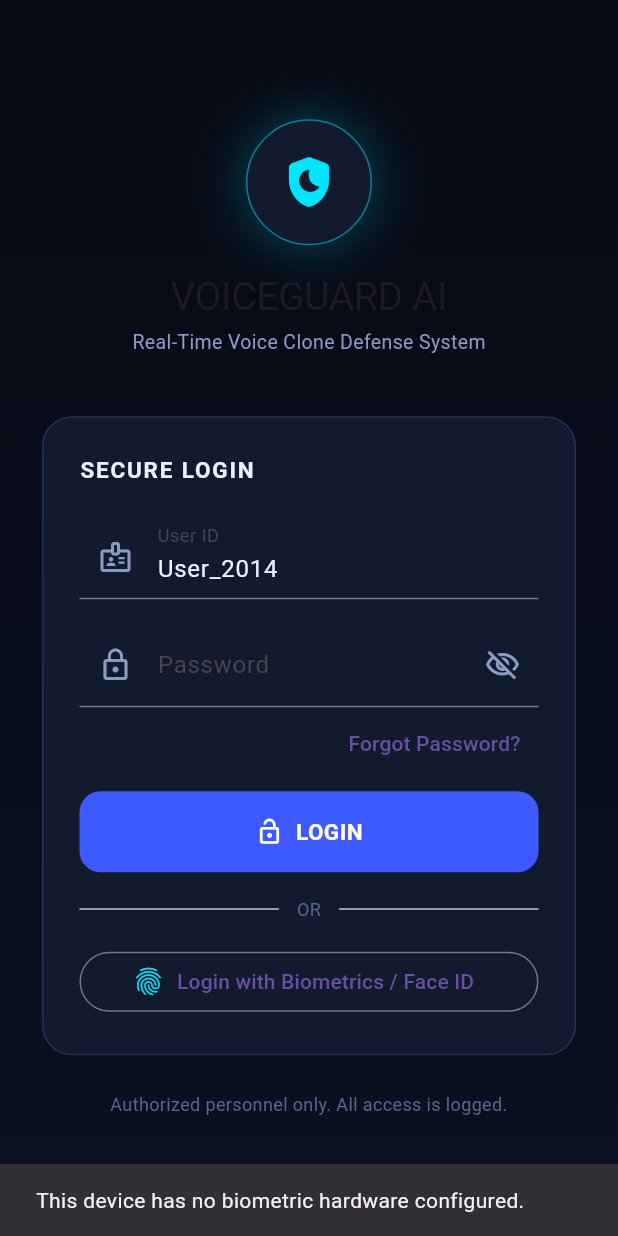
After one commit to Botnikkk/voiceguard, a Flutter app: the LoginScreen screen opened directly, after a tap on "Login with Biometrics / Face ID", on a phone screen of 412 x 824 dp. The commit adds this screen. Run offline on Flutter 3.47's test engine with Material 3 defaults, Android fonts, the phone set to English and light mode, and no system bars; our stand-ins replace flutter_riverpod, google_fonts, local_auth.

Commit message:
Added themes, login page and fingerprint auth

```diff
--- /dev/null
+++ b/lib/core/constants/app_constants.dart
@@ -0,0 +1,10 @@
+class AppConstants {
+  AppConstants._();
+
+  static const String appName = 'VoiceGuard AI';
+  static const String appTagline = 'Real-Time Voice Clone Defense';
+
+  // Risk thresholds (0.0 - 1.0)
+  static const double safeThreshold = 0.4;
+  static const double cautionThreshold = 0.7;
+}
--- /dev/null
+++ b/lib/core/theme/app_colors.dart
@@ -0,0 +1,49 @@
+import 'package:flutter/material.dart';
+
+/// Central color palette for the "VoiceGuard" cybersecurity aesthetic.
+/// Deep blues + near-black backgrounds, neon green for safe/verified states,
+/// harsh red for danger/flagged states, amber for caution/uncertain states.
+class AppColors {
+  AppColors._();
+
+  // Backgrounds
+  static const Color bgDeepest = Color(0xFF060A14); // near-black navy
+  static const Color bgPrimary = Color(0xFF0B1120); // main scaffold bg
+  static const Color bgSurface = Color(0xFF121A2E); // cards / surfaces
+  static const Color bgSurfaceElevated = Color(0xFF1A2440); // raised cards
+  static const Color bgInputField = Color(0xFF141D33);
+
+  // Borders / dividers
+  static const Color border = Color(0xFF243055);
+  static const Color borderFocused = Color(0xFF3D5AFE);
+
+  // Brand / accent
+  static const Color accentBlue = Color(0xFF3D5AFE);
+  static const Color accentCyan = Color(0xFF00E5FF);
+
+  // Status colors
+  static const Color safeGreen = Color(0xFF00FF9C); // neon green
+  static const Color safeGreenDim = Color(0xFF0B3D2E);
+  static const Color cautionAmber = Color(0xFFFFC400);
+  static const Color dangerRed = Color(0xFFFF3B3B); // harsh red
+  static const Color dangerRedDim = Color(0xFF3D0B0B);
+
+  // Text
+  static const Color textPrimary = Color(0xFFEAF0FF);
+  static const Color textSecondary = Color(0xFF8C9BC4);
+  static const Color textMuted = Color(0xFF5A6690);
+
+  /// Returns a status color for a given AI risk score (0.0 - 1.0).
+  static Color riskColor(double score) {
+    if (score < 0.4) return safeGreen;
+    if (score < 0.7) return cautionAmber;
+    return dangerRed;
+  }
+
+  /// Gradient used behind hero / status elements.
+  static const LinearGradient bgGradient = LinearGradient(
+    begin: Alignment.topCenter,
+    end: Alignment.bottomCenter,
+    colors: [bgDeepest, bgPrimary],
+  );
+}
--- /dev/null
+++ b/lib/core/widgets/custom_button.dart
@@ -0,0 +1,89 @@
+import 'package:flutter/material.dart';
+import '../theme/app_colors.dart';
+
+enum ButtonVariant { primary, danger, safe, outline }
+
+class CustomButton extends StatelessWidget {
+  final String label;
+  final IconData? icon;
+  final VoidCallback? onPressed;
+  final ButtonVariant variant;
+  final bool isLoading;
+  final double height;
+
+  const CustomButton({
+    super.key,
+    required this.label,
+    this.icon,
+    required this.onPressed,
+    this.variant = ButtonVariant.primary,
+    this.isLoading = false,
+    this.height = 54,
+  });
+
+  Color get _bgColor {
+    switch (variant) {
+      case ButtonVariant.primary:
+        return AppColors.accentBlue;
+      case ButtonVariant.danger:
+        return AppColors.dangerRed;
+      case ButtonVariant.safe:
+        return AppColors.safeGreen;
+      case ButtonVariant.outline:
+        return Colors.transparent;
+    }
+  }
+
+  Color get _fgColor {
+    if (variant == ButtonVariant.outline) return AppColors.textPrimary;
+    if (variant == ButtonVariant.safe) return AppColors.bgDeepest;
+    return Colors.white;
+  }
+
+  @override
+  Widget build(BuildContext context) {
+    final child = isLoading
+        ? SizedBox(
+            height: 20,
+            width: 20,
+            child: CircularProgressIndicator(strokeWidth: 2.4, color: _fgColor),
+          )
+        : Row(
+            mainAxisAlignment: MainAxisAlignment.center,
+            children: [
+              if (icon != null) ...[
+                Icon(icon, size: 19, color: _fgColor),
+                const SizedBox(width: 8),
+              ],
+              Text(
+                label,
+                style: TextStyle(
+                  color: _fgColor,
+                  fontWeight: FontWeight.w700,
+                  fontSize: 15,
+                  letterSpacing: 0.3,
+                ),
+              ),
+            ],
+          );
+
+    return SizedBox(
+      height: height,
+      width: double.infinity,
+      child: ElevatedButton(
+        onPressed: isLoading ? null : onPressed,
+        style: ElevatedButton.styleFrom(
+          backgroundColor: _bgColor,
+          elevation: 0,
+          shape: RoundedRectangleBorder(
+            borderRadius: BorderRadius.circular(14),
+            side: variant == ButtonVariant.outline
+                ? const BorderSide(color: AppColors.border)
+                : BorderSide.none,
+          ),
+        ),
+        child: child,
+      ),
+    );
+  }
+}
--- /dev/null
+++ b/lib/features/auth/providers/auth_provider.dart
@@ -0,0 +1,93 @@
+import 'package:flutter/services.dart';
+import 'package:flutter_riverpod/flutter_riverpod.dart';
+import 'package:local_auth/local_auth.dart';
+import 'package:local_auth/error_codes.dart' as auth_error;
+
+enum AuthStatus { idle, loading, authenticated, error }
+
+class AuthState {
+  final AuthStatus status;
+  final String? errorMessage;
+
+  const AuthState({this.status = AuthStatus.idle, this.errorMessage});
+
+  AuthState copyWith({AuthStatus? status, String? errorMessage}) {
+    return AuthState(status: status ?? this.status, errorMessage: errorMessage);
+  }
+}
+
+/// Auth controller. Login is still mocked,
+/// fingerprint / Face ID prompt via `local_auth`.
+class AuthController extends StateNotifier<AuthState> {
+  final LocalAuthentication _localAuth = LocalAuthentication();
+
+  AuthController() : super(const AuthState());
+
+  Future<void> login(String userId, String password) async {
+    state = state.copyWith(status: AuthStatus.loading);
+    await Future.delayed(const Duration(milliseconds: 900)); // mock network
+
+    if (userId.trim().isEmpty || password.trim().isEmpty) {
+      state = state.copyWith(
+        status: AuthStatus.error,
+        errorMessage: 'Please enter both User ID and Password.',
+      );
+      return;
+    }
+
+    // Dummy success path for demo purposes — replace with your real API call.
+    state = state.copyWith(status: AuthStatus.authenticated);
+  }
+
+  /// Triggers the phone's native biometric prompt.
+  Future<void> loginWithBiometrics() async {
+    state = state.copyWith(status: AuthStatus.loading);
+
+    try {
+      final bool canCheck = await _localAuth.canCheckBiometrics;
+      final bool isSupported = await _localAuth.isDeviceSupported();
+
+      if (!canCheck && !isSupported) {
+        state = state.copyWith(
+          status: AuthStatus.error,
+          errorMessage: 'This device has no biometric hardware configured.',
+        );
+        return;
+      }
+
+      final bool didAuthenticate = await _localAuth.authenticate(
+        localizedReason: 'Authenticate to access VoiceGuard AI',
+        options: const AuthenticationOptions(
+          biometricOnly: false, // allow PIN/pattern fallback too
+          stickyAuth: true, // survives brief app backgrounding mid-prompt
+        ),
+      );
+
+      if (didAuthenticate) {
+        state = state.copyWith(status: AuthStatus.authenticated);
+      } else {
+        state = state.copyWith(status: AuthStatus.idle);
+      }
+    } on PlatformException catch (e) {
+      String message = 'Biometric authentication failed.';
+      if (e.code == auth_error.notAvailable) {
+        message = 'Biometric authentication is not available on this device.';
+      } else if (e.code == auth_error.notEnrolled) {
+        message =
+            'No fingerprint or face enrolled. Add one in device settings.';
+      } else if (e.code == auth_error.lockedOut ||
+          e.code == auth_error.permanentlyLockedOut) {
+        message = 'Too many attempts. Biometric login is temporarily locked.';
+      }
+      state = state.copyWith(status: AuthStatus.error, errorMessage: message);
+    }
+  }
+
+  void logout() {
+    state = const AuthState();
+  }
+}
+
+final authProvider = StateNotifierProvider<AuthController, AuthState>(
+  (ref) => AuthController(),
+);
--- /dev/null
+++ b/lib/features/auth/screens/login_screen.dart
@@ -0,0 +1,187 @@
+import 'package:flutter/material.dart';
+import 'package:flutter_riverpod/flutter_riverpod.dart';
+import '../../../../core/theme/app_colors.dart';
+import '../../../../core/widgets/custom_button.dart';
+import '../providers/auth_provider.dart';
+
+class LoginScreen extends ConsumerStatefulWidget {
+  const LoginScreen({super.key});
+
+  @override
+  ConsumerState<LoginScreen> createState() => _LoginScreenState();
+}
+
+class _LoginScreenState extends ConsumerState<LoginScreen> {
+  final _userIdController = TextEditingController(text: 'User_2014');
+  final _passwordController = TextEditingController();
+  bool _obscurePassword = true;
+
+  @override
+  void dispose() {
+    _userIdController.dispose();
+    _passwordController.dispose();
+    super.dispose();
+  }
+
+  void _handleAuthState(AuthState? prev, AuthState next) {
+    if (next.status == AuthStatus.authenticated) {
+      Navigator.of(context).pushReplacement(
+        MaterialPageRoute(builder: (_) => const Placeholder()),
+      );
+    } else if (next.status == AuthStatus.error && next.errorMessage != null) {
+      ScaffoldMessenger.of(context).showSnackBar(
+        SnackBar(content: Text(next.errorMessage!)),
+      );
+    }
+  }
+
+  @override
+  Widget build(BuildContext context) {
+    ref.listen<AuthState>(authProvider, _handleAuthState);
+    final authState = ref.watch(authProvider);
+    final isLoading = authState.status == AuthStatus.loading;
+
+    return Scaffold(
+      body: Container(
+        decoration: const BoxDecoration(gradient: AppColors.bgGradient),
+        child: SafeArea(
+          child: Center(
+            child: SingleChildScrollView(
+              padding: const EdgeInsets.symmetric(horizontal: 28),
+              child: Column(
+                mainAxisSize: MainAxisSize.min,
+                crossAxisAlignment: CrossAxisAlignment.stretch,
+                children: [
+                  _buildBrandHeader(context),
+                  const SizedBox(height: 40),
+                  _buildFormCard(isLoading),
+                  const SizedBox(height: 24),
+                  const Text(
+                    'Authorized personnel only. All access is logged.',
+                    textAlign: TextAlign.center,
+                    style: TextStyle(color: AppColors.textMuted, fontSize: 12),
+                  ),
+                ],
+              ),
+            ),
+          ),
+        ),
+      ),
+    );
+  }
+
+  Widget _buildBrandHeader(BuildContext context) {
+    return Column(
+      children: [
+        Container(
+          width: 84,
+          height: 84,
+          decoration: BoxDecoration(
+            shape: BoxShape.circle,
+            color: AppColors.bgSurface,
+            border: Border.all(color: AppColors.accentCyan.withValues(alpha: 0.5)),
+            boxShadow: [
+              BoxShadow(
+                color: AppColors.accentCyan.withValues(alpha: 0.25),
+                blurRadius: 30,
+                spreadRadius: 2,
+              ),
+            ],
+          ),
+          child: const Icon(Icons.shield_moon_rounded, color: AppColors.accentCyan, size: 40),
+        ),
+        const SizedBox(height: 20),
+        Text('VOICEGUARD AI', style: Theme.of(context).textTheme.displayLarge?.copyWith(fontSize: 26)),
+        const SizedBox(height: 6),
+        const Text(
+          'Real-Time Voice Clone Defense System',
+          style: TextStyle(color: AppColors.textSecondary, fontSize: 13),
+        ),
+      ],
+    );
+  }
+
+  Widget _buildFormCard(bool isLoading) {
+    return Container(
+      padding: const EdgeInsets.all(24),
+      decoration: BoxDecoration(
+        color: AppColors.bgSurface,
+        borderRadius: BorderRadius.circular(20),
+        border: Border.all(color: AppColors.border),
+      ),
+      child: Column(
+        crossAxisAlignment: CrossAxisAlignment.stretch,
+        children: [
+          const Text('SECURE LOGIN', style: TextStyle(
+            color: AppColors.textPrimary,
+            fontWeight: FontWeight.w700,
+            fontSize: 15,
+            letterSpacing: 1.2,
+          )),
+          const SizedBox(height: 20),
+          TextField(
+            controller: _userIdController,
+            style: const TextStyle(color: AppColors.textPrimary),
+            decoration: const InputDecoration(
+              labelText: 'User ID',
+              prefixIcon: Icon(Icons.badge_outlined, color: AppColors.textSecondary),
+            ),
+          ),
+          const SizedBox(height: 16),
+          TextField(
+            controller: _passwordController,
+            obscureText: _obscurePassword,
+            style: const TextStyle(color: AppColors.textPrimary),
+            decoration: InputDecoration(
+              labelText: 'Password',
+              prefixIcon: const Icon(Icons.lock_outline, color: AppColors.textSecondary),
+              suffixIcon: IconButton(
+                icon: Icon(
+                  _obscurePassword ? Icons.visibility_off_outlined : Icons.visibility_outlined,
+                  color: AppColors.textSecondary,
+                ),
+                onPressed: () => setState(() => _obscurePassword = !_obscurePassword),
+              ),
+            ),
+          ),
+          Align(
+            alignment: Alignment.centerRight,
+            child: TextButton(
+              onPressed: () {},
+              child: const Text('Forgot Password?'),
+            ),
+          ),
+          const SizedBox(height: 8),
+          CustomButton(
+            label: 'LOGIN',
+            icon: Icons.lock_open_rounded,
+            isLoading: isLoading,
+            onPressed: () => ref.read(authProvider.notifier).login(
+                  _userIdController.text,
+                  _passwordController.text,
+                ),
+          ),
+          const SizedBox(height: 16),
+          const Row(
+            children: [
+              Expanded(child: Divider()),
+              Padding(
+                padding: EdgeInsets.symmetric(horizontal: 12),
+                child: Text('OR', style: TextStyle(color: AppColors.textMuted, fontSize: 12)),
+              ),
+              Expanded(child: Divider()),
+            ],
+          ),
+          const SizedBox(height: 16),
+          OutlinedButton.icon(
+            onPressed: isLoading
+                ? null
+                : () => ref.read(authProvider.notifier).loginWithBiometrics(),
+            icon: const Icon(Icons.fingerprint, color: AppColors.accentCyan, size: 22),
+            label: const Text('Login with Biometrics / Face ID'),
+          ),
+        ],
+      ),
+    );
+  }
+}
--- a/lib/main.dart
+++ b/lib/main.dart
@@ -1,14 +1,26 @@
 import 'package:flutter/material.dart';
+import 'package:flutter_riverpod/flutter_riverpod.dart';
 
 void main() {
-  runApp(const VoiceGuardApp());
+  runApp(const ProviderScope(child: VoiceGuardApp()));
 }
 
-class VoiceGuardApp extends StatelessWidget {
+class VoiceGuardApp extends StatefulWidget {
   const VoiceGuardApp({super.key});
 
   @override
+  State<VoiceGuardApp> createState() => _VoiceGuardAppState();
+}
+
+class _VoiceGuardAppState extends State<VoiceGuardApp> {
+
+  @override
   Widget build(BuildContext context) {
-    return const Placeholder();
+    return const MaterialApp(
+      title: 'VoiceGuard AI',
+      debugShowCheckedModeBanner: false,
+      themeMode: ThemeMode.dark,
+      home: Placeholder(),
+    );
   }
 }
```
Also changed, not shown: lib/core/theme/app_theme.dart (added, +144 -0 lines), pubspec.yaml (+29 -73 lines), pubspec.lock, 3 other files.
